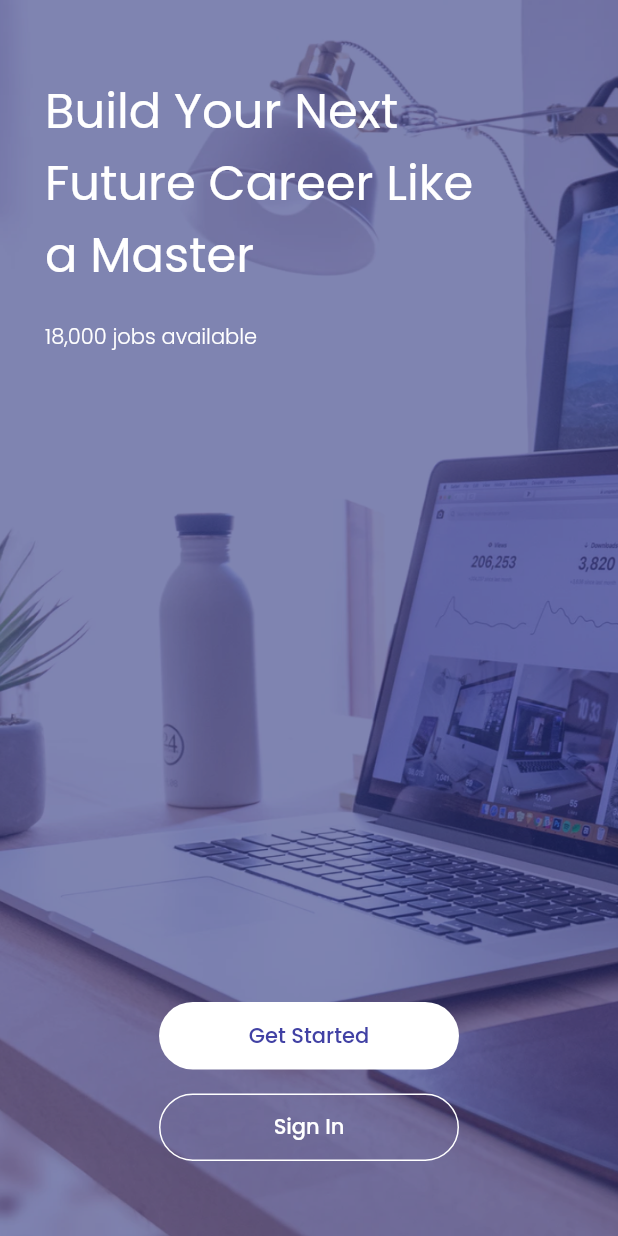
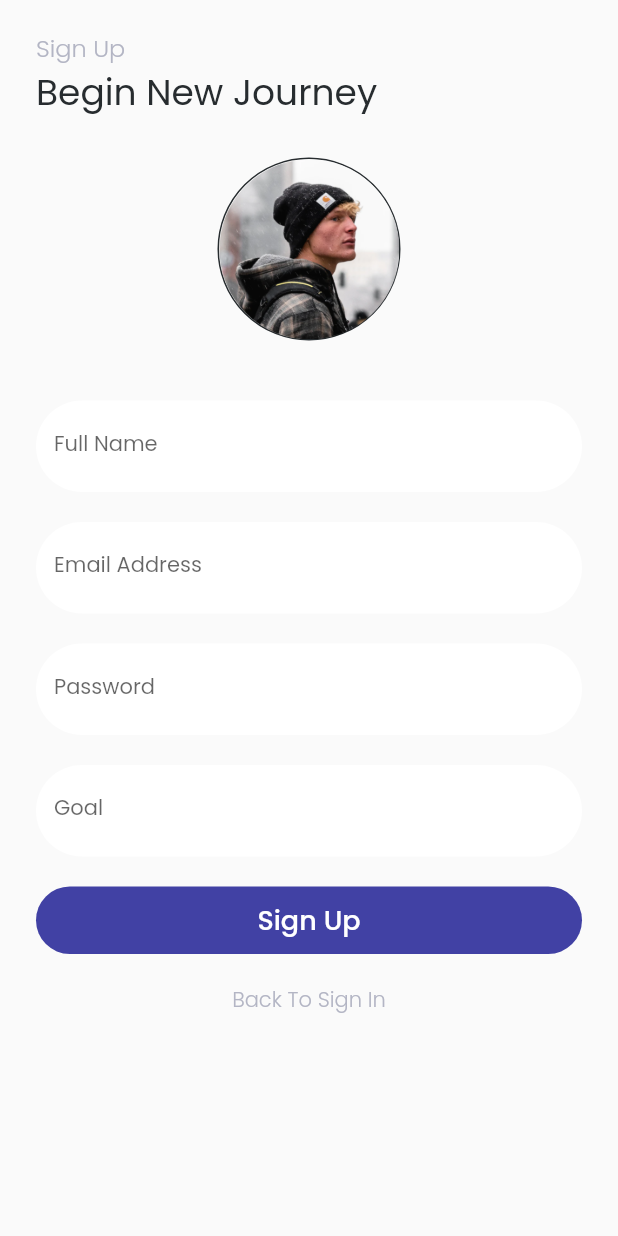
Before and after one commit to dendifz/jobs_hunting, a Flutter app: the screen it shows after launch, after a tap on "Get Started", on a phone screen of 412 x 824 dp. Run offline on Flutter 3.47's test engine with Material 2 defaults, Android fonts, the phone set to English and light mode, and no system bars; our stand-ins replace email_validator, google_fonts.

Commit message:
Update Terbaru

```diff
--- a/lib/main.dart
+++ b/lib/main.dart
@@ -1,5 +1,7 @@
 import 'package:flutter/material.dart';
 import 'package:jobs_hunting/pages/onboarding_page.dart';
+import 'package:jobs_hunting/pages/signin_page.dart';
+import 'package:jobs_hunting/pages/signup_page.dart';
 import 'package:jobs_hunting/pages/splash_page.dart';
 
 void main() {
@@ -17,6 +19,8 @@ class MyApp extends StatelessWidget {
       routes: {
         '/': (context) => const SplashPage(),
         '/onboarding': (context) => const OnboardingPage(),
+        '/sign-in': (context) => const SignInPage(),
+        '/sign-up': (context) => const SignUpPage(),
       },
     );
   }
--- /dev/null
+++ b/lib/pages/signup_page.dart
@@ -0,0 +1,292 @@
+import 'package:email_validator/email_validator.dart';
+import 'package:flutter/material.dart';
+
+import '../theme.dart';
+
+class SignUpPage extends StatefulWidget {
+  const SignUpPage({Key? key}) : super(key: key);
+
+  @override
+  State<SignUpPage> createState() => _SignUpPageState();
+}
+
+class _SignUpPageState extends State<SignUpPage> {
+  bool isEmailValid = false;
+  bool isPasswordValid = false;
+  bool isNameValid = false;
+  bool isGoalValid = false;
+
+  bool isChangeImage = false;
+
+  TextEditingController emailController = TextEditingController(text: '');
+  TextEditingController passController = TextEditingController(text: '');
+  TextEditingController nameController = TextEditingController(text: '');
+  TextEditingController goalController = TextEditingController(text: '');
+
+  @override
+  Widget build(BuildContext context) {
+    return Scaffold(
+      body: SingleChildScrollView(
+        scrollDirection: Axis.vertical,
+        child: SafeArea(
+          child: Padding(
+            padding: const EdgeInsets.only(top: 20, left: 24, right: 24),
+            child: Column(
+              crossAxisAlignment: CrossAxisAlignment.start,
+              children: [
+                Text(
+                  'Sign Up',
+                  style: greyTextStyle.copyWith(
+                    fontSize: 16,
+                    fontWeight: light,
+                  ),
+                ),
+                Text(
+                  'Begin New Journey',
+                  style: blackTextStyle.copyWith(
+                    fontSize: 24,
+                    fontWeight: regular,
+                  ),
+                ),
+                const SizedBox(
+                  height: 25,
+                ),
+                Center(
+                  child: Container(
+                    decoration: BoxDecoration(
+                      borderRadius: BorderRadius.circular(100),
+                      border: Border.all(
+                        color: blackColor,
+                        style: BorderStyle.solid,
+                      ),
+                    ),
+                    child: Column(
+                      mainAxisAlignment: MainAxisAlignment.center,
+                      children: [
+                        InkWell(
+                          onTap: () {
+                            if (isChangeImage == false) {
+                              setState(() {
+                                isChangeImage = true;
+                              });
+                            } else {
+                              setState(() {
+                                isChangeImage = false;
+                              });
+                            }
+                          },
+                          child: Image.asset(
+                            isChangeImage ? 'assets/icon_upload.png' : 'assets/image_profile.png',
+                            width: 120,
+                            height: 120,
+                          ),
+                        ),
+                      ],
+                    ),
+                  ),
+                ),
+                const SizedBox(
+                  height: 40,
+                ),
+                TextFormField(
+                  controller: nameController,
+                  onChanged: (value) {
+                    if (value != null) {
+                      setState(() {
+                        isNameValid = true;
+                      });
+                    } else {
+                      setState(() {
+                        isNameValid = false;
+                      });
+                    }
+                  },
+                  style: greyTextStyle.copyWith(
+                    fontSize: 14,
+                    fontWeight: regular,
+                    color: isNameValid ? primaryColor : redColor,
+                  ),
+                  decoration: InputDecoration(
+                    fillColor: whiteColor,
+                    filled: true,
+                    focusedBorder: OutlineInputBorder(
+                      borderRadius: BorderRadius.circular(100),
+                      borderSide: BorderSide(
+                          color:
+                          isNameValid ? primaryColor : redColor),
+                    ),
+                    enabledBorder: OutlineInputBorder(
+                      borderRadius: BorderRadius.circular(100),
+                      borderSide: BorderSide.none,
+                    ),
+                    labelText: 'Full Name',
+                    hintText: 'Your Name',
+                  ),
+                ),
+                const SizedBox(
+                  height: 20,
+                ),
+                TextFormField(
+                  controller: emailController,
+                  onChanged: (value) {
+                    bool isValid = EmailValidator.validate(value);
+                    if (isValid) {
+                      setState(() {
+                        isEmailValid = true;
+                      });
+                    } else {
+                      setState(() {
+                        isEmailValid = false;
+                      });
+                    }
+                  },
+                  keyboardType: TextInputType.emailAddress,
+                  style: greyTextStyle.copyWith(
+                    fontSize: 14,
+                    fontWeight: regular,
+                    color: isEmailValid ? primaryColor : redColor,
+                  ),
+                  decoration: InputDecoration(
+                    fillColor: whiteColor,
+                    filled: true,
+                    enabledBorder: OutlineInputBorder(
+                      borderRadius: BorderRadius.circular(100),
+                      borderSide: BorderSide.none,
+                    ),
+                    focusedBorder: OutlineInputBorder(
+                      borderRadius: BorderRadius.circular(100),
+                      borderSide: BorderSide(
+                        color: isEmailValid ? primaryColor : redColor,
+                      ),
+                    ),
+                    labelText: 'Email Address',
+                    hintText: 'Your Email Address',
+                  ),
+                ),
+                const SizedBox(
+                  height: 20,
+                ),
+                TextFormField(
+                  controller: passController,
+                  onChanged: (value) {
+                    if (value != null) {
+                      setState(() {
+                        isPasswordValid = true;
+                      });
+                    } else {
+                      setState(() {
+                        isPasswordValid = false;
+                      });
+                    }
+                  },
+                  obscureText: true,
+                  style: greyTextStyle.copyWith(
+                    fontSize: 14,
+                    fontWeight: regular,
+                  ),
+                  decoration: InputDecoration(
+                    fillColor: whiteColor,
+                    filled: true,
+                    focusedBorder: OutlineInputBorder(
+                      borderRadius: BorderRadius.circular(100),
+                      borderSide: BorderSide(
+                          color: isPasswordValid ? primaryColor : redColor),
+                    ),
+                    enabledBorder: OutlineInputBorder(
+                      borderRadius: BorderRadius.circular(100),
+                      borderSide: BorderSide.none,
+                    ),
+                    labelText: 'Password',
+                    hintText: 'Your Password',
+                  ),
+                ),
+                const SizedBox(
+                  height: 20,
+                ),
+                TextFormField(
+                  controller: goalController,
+                  onChanged: (value) {
+                    if (value != null) {
+                      setState(() {
+                        isGoalValid = true;
+                      });
+                    } else {
+                      setState(() {
+                        isGoalValid = false;
+                      });
+                    }
+                  },
+                  style: greyTextStyle.copyWith(
+                    fontSize: 14,
+                    fontWeight: regular,
+                    color: isGoalValid ? primaryColor : redColor,
+                  ),
+                  decoration: InputDecoration(
+                    fillColor: whiteColor,
+                    filled: true,
+                    focusedBorder: OutlineInputBorder(
+                      borderRadius: BorderRadius.circular(100),
+                      borderSide: BorderSide(color: isGoalValid ? primaryColor : redColor),
+                    ),
+                    enabledBorder: OutlineInputBorder(
+                      borderRadius: BorderRadius.circular(100),
+                      borderSide: BorderSide.none,
+                    ),
+                    labelText: 'Goal',
+                    hintText: 'Your Goal',
+                  ),
+                ),
+                const SizedBox(
+                  height: 20,
+                ),
+                SizedBox(
+                  width: MediaQuery.of(context).size.width,
+                  height: 45,
+                  child: TextButton(
+                    style: TextButton.styleFrom(
+                      backgroundColor: const Color(0xff4141A4),
+                      shape: RoundedRectangleBorder(
+                        borderRadius: BorderRadius.circular(66),
+                      ),
+                    ),
+                    onPressed: () {
+                      Navigator.pushNamed(context, '/profile');
+                    },
+                    child: Text(
+                      'Sign Up',
+                      style: blackTextStyle.copyWith(
+                        fontSize: 18,
+                        fontWeight: medium,
+                        color: whiteColor,
+                      ),
+                    ),
+                  ),
+                ),
+                const SizedBox(
+                  height: 20,
+                ),
+                Center(
+                  child: InkWell(
+                    onTap: () {
+                      Navigator.pushNamed(context, '/sign-in');
+                    },
+                    child: Text(
+                      'Back To Sign In',
+                      style: greyTextStyle.copyWith(
+                        fontSize: 14,
+                        fontWeight: light,
+                      ),
+                    ),
+                  ),
+                ),
+                const SizedBox(
+                  height: 50,
+                ),
+              ],
+            ),
+          ),
+        ),
+      ),
+    );
+  }
+}
--- a/lib/theme.dart
+++ b/lib/theme.dart
@@ -37,6 +37,7 @@ TextStyle greyTextStyle = GoogleFonts.poppins(
 
 // Note: Font Weights
 FontWeight light = FontWeight.w300;
+FontWeight regular = FontWeight.w400;
 FontWeight medium = FontWeight.w500;
 FontWeight semiBold = FontWeight.w700;
 FontWeight bold = FontWeight.bold;
```
Also changed, not shown: lib/pages/signin_page.dart (added, +186 -0 lines), 1 other file.
